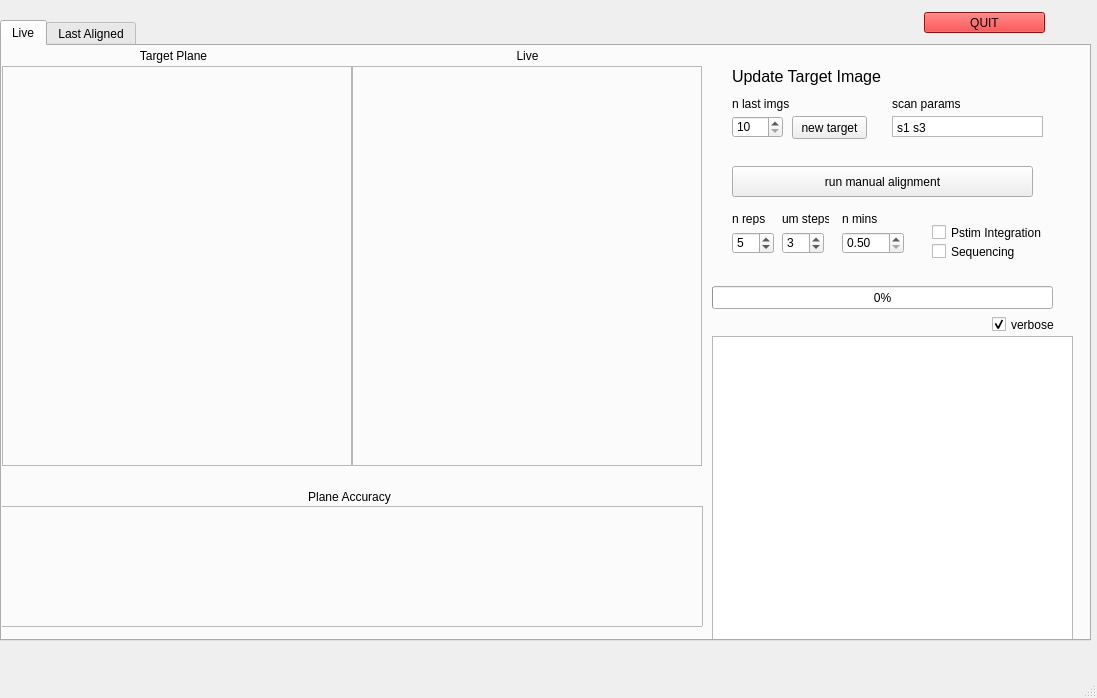
Qt form gui/alignment_gui.ui (mattdloring/thePeckingOrder) before a commit.
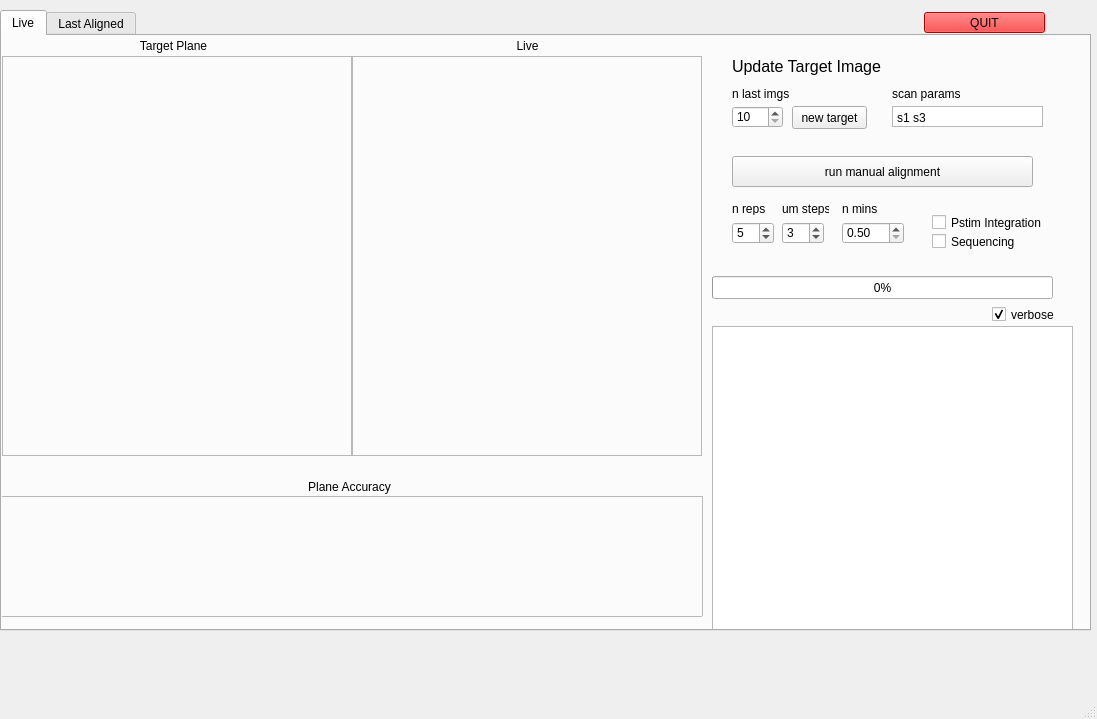
The same form after that commit. The open tabs and pages were chosen to show the change.

The edit to the form file:
```diff
--- a/gui/alignment_gui.ui
+++ b/gui/alignment_gui.ui
@@ -7,7 +7,7 @@
     <x>0</x>
     <y>0</y>
     <width>1097</width>
-    <height>698</height>
+    <height>719</height>
    </rect>
   </property>
   <property name="windowTitle">
@@ -18,7 +18,7 @@
     <property name="geometry">
      <rect>
       <x>0</x>
-      <y>20</y>
+      <y>10</y>
       <width>1091</width>
       <height>621</height>
      </rect>
```
Left out of the diff: 2 changed lines with no effect on the pictures.
